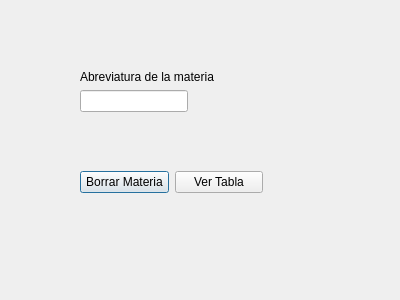
Remv123/DB_SQLite, file Pruebas/UI/EliminarMateria.ui: the form before one commit.
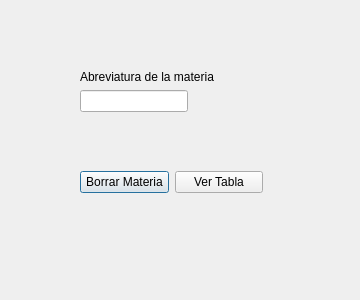
The form after the commit.

Diff of the .ui file:
```diff
--- a/Pruebas/UI/EliminarMateria.ui
+++ b/Pruebas/UI/EliminarMateria.ui
@@ -6,10 +6,16 @@
    <rect>
     <x>0</x>
     <y>0</y>
-    <width>400</width>
+    <width>360</width>
     <height>300</height>
    </rect>
   </property>
+  <property name="maximumSize">
+   <size>
+    <width>360</width>
+    <height>300</height>
+   </size>
+  </property>
   <property name="windowTitle">
    <string>Borrar Materias</string>
   </property>
```
